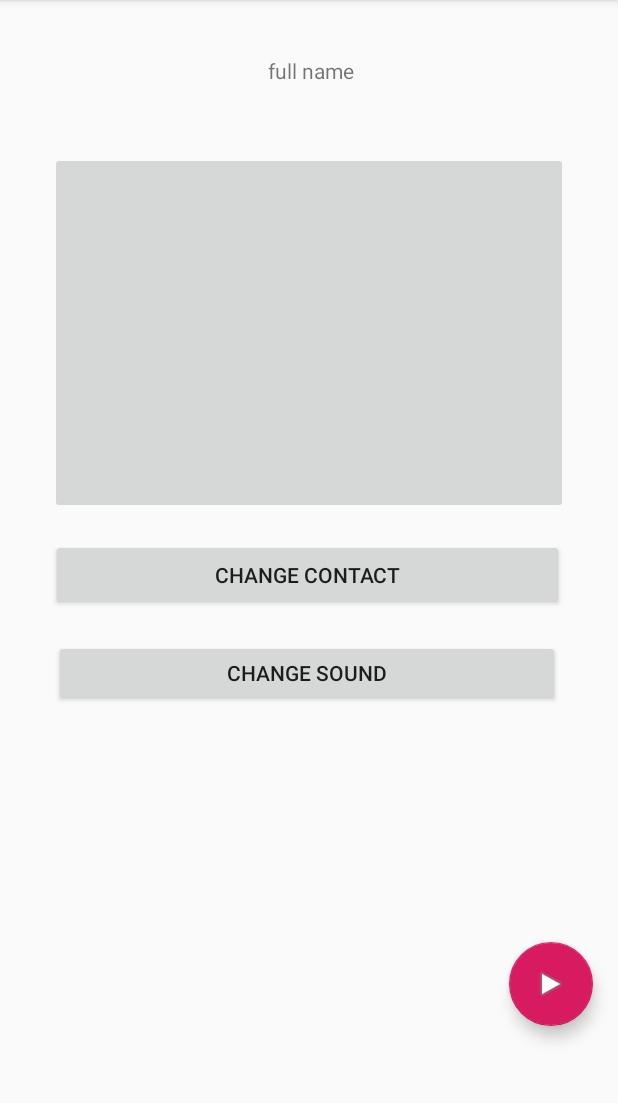
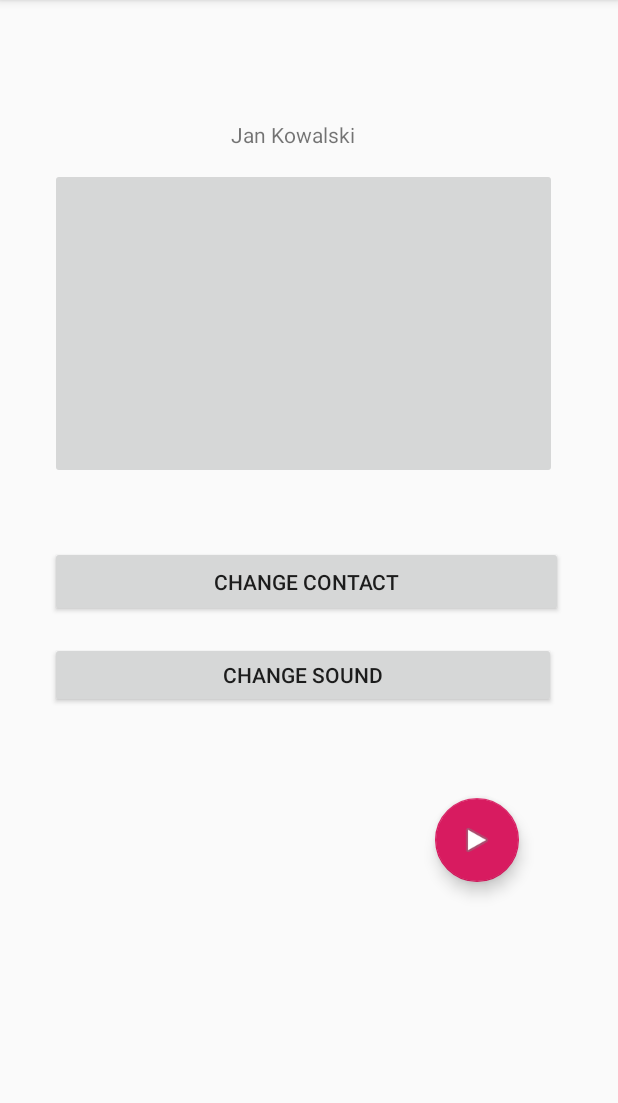
Before and after one commit to karbawona/task1, an Android app: the screen it shows after launch (MainActivity), on a phone screen of 412 x 824 dp, the part 84-1187 px from its top. Run offline under Robolectric (Android 15) with nearby library versions, the phone set to English and light mode, and no system bars.

Commit message:
changed textView

```diff
--- a/app/src/main/java/com/example/homework1/MainActivity.java
+++ b/app/src/main/java/com/example/homework1/MainActivity.java
@@ -10,25 +10,31 @@ import android.content.Intent;
 import android.support.v7.app.AppCompatActivity;
 import android.os.Bundle;
 import android.view.View;
-
+import android.widget.TextView;
 
 
 public class MainActivity extends AppCompatActivity {
+
+
 
     @Override
     protected void onCreate(Bundle savedInstanceState) {
         super.onCreate(savedInstanceState);
         setContentView(R.layout.activity_main);
+       // String zmienna1 = getIntent().getStringExtra("aaa");
+        TextView txt = (TextView)findViewById(R.id.textView);
+
 
     }
 
 
 
-public void onClickChangeContact (View view) {
+    public void onClickChangeContact (View view) {
 
-    Intent i = new Intent (this, ContactActivity.class);
-    startActivity(i);
-}
+        Intent i = new Intent (this, ContactActivity.class);
+        startActivity(i);
+
+    }
 
 
 public void onClickChangeSound  (View view) {
--- a/app/src/main/res/layout/activity_main.xml
+++ b/app/src/main/res/layout/activity_main.xml
@@ -11,13 +11,12 @@
         android:layout_width="342dp"
         android:layout_height="47dp"
         android:layout_marginStart="33dp"
-        android:layout_marginTop="341dp"
+        android:layout_marginTop="364dp"
         android:layout_marginEnd="36dp"
-        android:layout_marginBottom="343dp"
         android:onClick="onClickChangeContact"
         android:text="CHANGE CONTACT"
-        app:layout_constraintBottom_toBottomOf="parent"
         app:layout_constraintEnd_toEndOf="parent"
+        app:layout_constraintHorizontal_bias="0.0"
         app:layout_constraintStart_toStartOf="parent"
         app:layout_constraintTop_toTopOf="parent" />
 
@@ -26,13 +25,12 @@
         android:layout_width="337dp"
         android:layout_height="44dp"
         android:layout_marginStart="33dp"
-        android:layout_marginTop="408dp"
+        android:layout_marginTop="428dp"
         android:layout_marginEnd="36dp"
-        android:layout_marginBottom="279dp"
         android:onClick="onClickChangeSound"
         android:text="CHANGE SOUND"
-        app:layout_constraintBottom_toBottomOf="parent"
         app:layout_constraintEnd_toEndOf="parent"
+        app:layout_constraintHorizontal_bias="0.0"
         app:layout_constraintStart_toStartOf="parent"
         app:layout_constraintTop_toTopOf="parent" />
 
@@ -40,22 +38,25 @@
         android:id="@+id/textView"
         android:layout_width="wrap_content"
         android:layout_height="wrap_content"
-        android:layout_marginTop="37dp"
+        android:layout_marginStart="8dp"
+        android:layout_marginTop="80dp"
         android:layout_marginEnd="176dp"
-        android:text="full name"
+        android:text="@string/fullname"
+        android:textAlignment="center"
         app:layout_constraintEnd_toEndOf="parent"
+        app:layout_constraintHorizontal_bias="1.0"
+        app:layout_constraintStart_toStartOf="parent"
         app:layout_constraintTop_toTopOf="parent" />
 
     <ImageButton
         android:id="@+id/imageButton3"
-        android:layout_width="345dp"
-        android:layout_height="241dp"
+        android:layout_width="338dp"
+        android:layout_height="207dp"
         android:layout_marginStart="33dp"
-        android:layout_marginTop="83dp"
+        android:layout_marginTop="112dp"
         android:layout_marginEnd="33dp"
-        android:layout_marginBottom="407dp"
-        app:layout_constraintBottom_toBottomOf="parent"
         app:layout_constraintEnd_toEndOf="parent"
+        app:layout_constraintHorizontal_bias="0.0"
         app:layout_constraintStart_toStartOf="parent"
         app:layout_constraintTop_toTopOf="parent"
         tools:srcCompat="@tools:sample/avatars" />
@@ -64,17 +65,14 @@
         android:id="@+id/floatingActionButton"
         android:layout_width="wrap_content"
         android:layout_height="wrap_content"
-        android:layout_marginStart="339dp"
-        android:layout_marginTop="8dp"
-        android:layout_marginEnd="16dp"
-        android:layout_marginBottom="84dp"
+        android:layout_marginStart="8dp"
+        android:layout_marginTop="532dp"
+        android:layout_marginEnd="56dp"
         android:clickable="true"
-        app:layout_constraintBottom_toBottomOf="parent"
         app:layout_constraintEnd_toEndOf="parent"
-        app:layout_constraintHorizontal_bias="0.0"
+        app:layout_constraintHorizontal_bias="0.965"
         app:layout_constraintStart_toStartOf="parent"
         app:layout_constraintTop_toTopOf="parent"
-        app:layout_constraintVertical_bias="1.0"
         app:srcCompat="@android:drawable/ic_media_play" />
 
 </android.support.constraint.ConstraintLayout>
--- a/app/src/main/res/values/strings.xml
+++ b/app/src/main/res/values/strings.xml
@@ -2,4 +2,5 @@
     <string name="app_name">Homework1</string>
     <string name="title_activity_contact">ContactActivity</string>
     <string name="title_activity_sound">SoundActivity</string>
+    <string name="fullname">Jan Kowalski</string>
 </resources>
```
Also changed, not shown: app/src/main/java/com/example/homework1/ContactActivity.java (+36 -22 lines).
